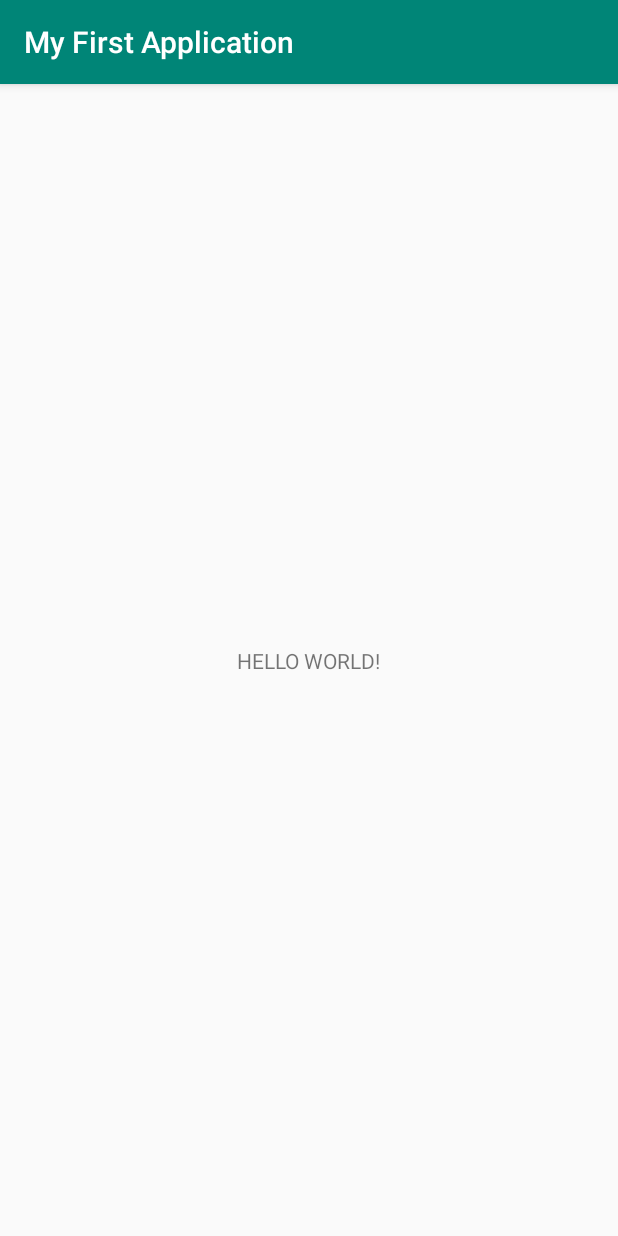
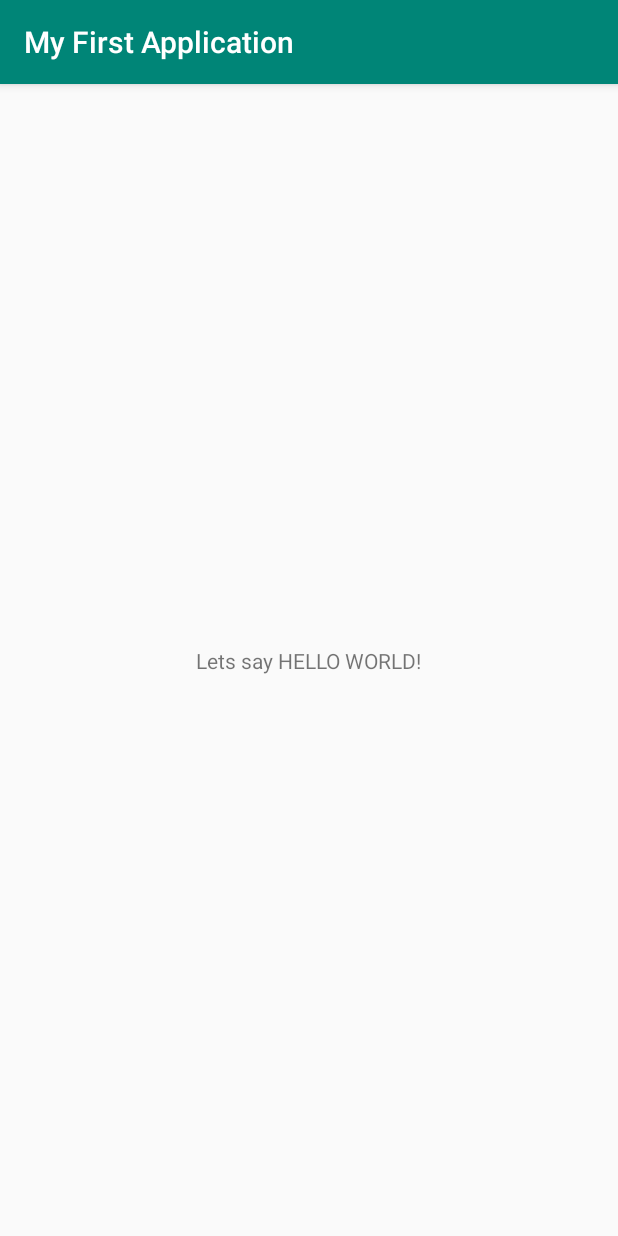
Before and after one commit to agusri32/Edugi_Android_HelloWorld, an Android app: the screen it shows after launch (MainActivity), on a phone screen of 412 x 824 dp. Run offline under Robolectric (Android 15) with nearby library versions, the phone set to English and light mode, and no system bars.

Commit message:
Change String

```diff
--- a/app/src/main/res/values/strings.xml
+++ b/app/src/main/res/values/strings.xml
@@ -1,4 +1,4 @@
 <resources>
     <string name="app_name">My First Application</string>
-    <string name="imtiyaz_it_solution">HELLO WORLD!</string>
+    <string name="imtiyaz_it_solution">Lets say HELLO WORLD!</string>
 </resources>
```
